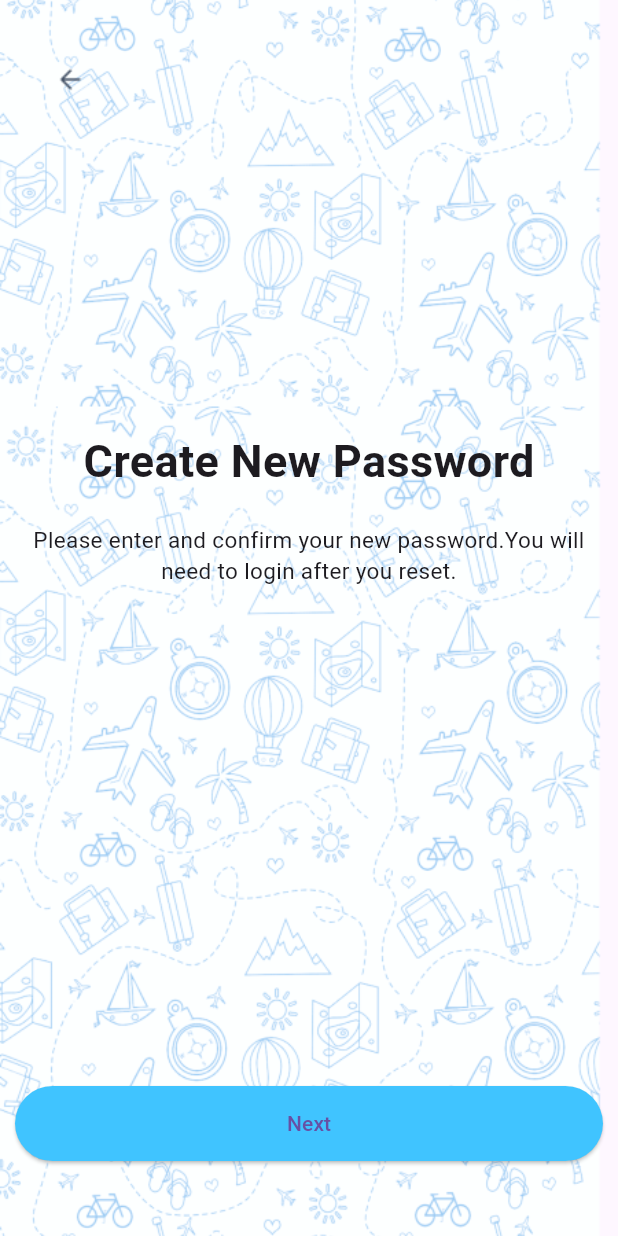
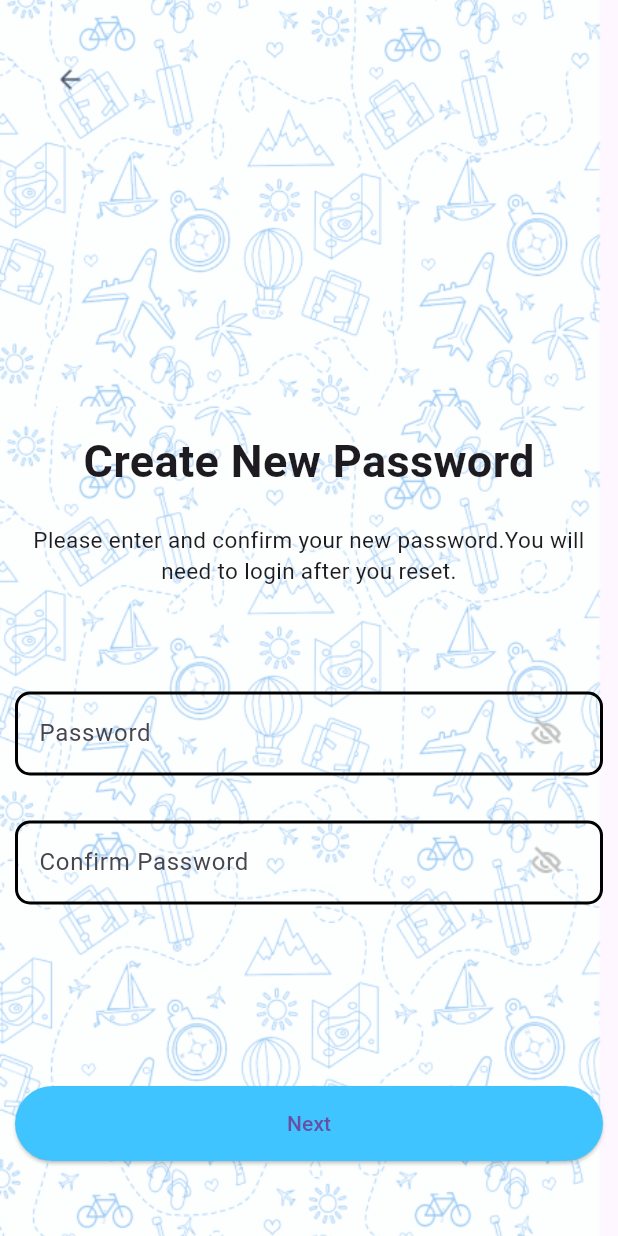
Before and after one commit to tiendung2306/MapSnap, a Flutter app: the CreateNewPassword screen opened directly, on a phone screen of 412 x 824 dp. Run offline on Flutter 3.47's test engine with Material 3 defaults, Android fonts, the light colour scheme and no system bars; our stand-ins replace camera, dropdown_button2, flutter_secure_storage, get_it, image_picker, shared_preferences; accounts and stored records are empty.

Commit message:
Forgot password, Verify email, Reset password completed

```diff
--- a/frontend/lib/Authentication/CreateNewPassword.dart
+++ b/frontend/lib/Authentication/CreateNewPassword.dart
@@ -6,11 +6,86 @@ import 'package:mapsnap_fe/Widget/passwordForm.dart';
 import 'package:mapsnap_fe/Widget/normalForm.dart';
 import 'package:mapsnap_fe/Widget/outline_IconButton.dart';
 import 'Finish.dart';
+import 'Service.dart';
+
+
+class CreateNewPassword extends StatefulWidget {
+  const CreateNewPassword({super.key});
+
+  @override
+  State<CreateNewPassword> createState() => _CreateNewPasswordState();
+}
+
+class _CreateNewPasswordState extends State<CreateNewPassword> {
+  final _authService = AuthService();
+
+  late TextEditingController _passwordController;
+  late TextEditingController _confirmController;
+
+  bool isPasswordInvalid = false;
+  bool isConfirmInvalid = false;
+
+  String isComplete = 'Missing info';
+  String errorMess = '';
+
+  void initState() {
+    _passwordController = TextEditingController();
+    _confirmController = TextEditingController();
+    super.initState();
+  }
+  void post_createPassword() async {
+    final resetPasswordToken = await _authService.getAccessToken();
+    final response = await _authService.ResetPassword(_passwordController.text, resetPasswordToken.token);
+    final int statusCode = response['statusCode'];
+    final data = response['data'];
+
+    if(statusCode == 204){
+      Navigator.pushReplacement(
+        context,
+        MaterialPageRoute(builder: (context) => SignIn()),
+      );
+    }
+
+    else{
+      isComplete = 'Invalid info';
+      setState(() {
+        errorMess = data['message'];
+      });
+    }
+  }
 
 
 
-class CreateNewPassword extends StatelessWidget {
-  const CreateNewPassword({super.key});
+  void createPassword(){
+    setState((){
+      isComplete = 'true';
+      isPasswordInvalid = false;
+      isConfirmInvalid = false;
+
+      if(_passwordController.text == ''){
+        isPasswordInvalid = true;
+        isComplete = 'Missing info';
+      }
+      if(_confirmController.text == '' || _confirmController.text != _passwordController.text){
+        isConfirmInvalid = true;
+        isComplete = 'Missing info';
+      }
+
+      if(isComplete != 'true'){
+        errorMess = 'Please fill out all infomation';
+        return;
+      }
+
+      post_createPassword();
+
+    });
+  }
+  @override
+  void dispose() {
+    _passwordController.dispose();
+    _confirmController.dispose();
+    super.dispose();
+  }
 
   @override
   Widget build(BuildContext context) {
@@ -65,26 +140,61 @@ class CreateNewPassword extends StatelessWidget {
                   ),
                 ),
               ),
+
+              if(isComplete != 'true')
+                Container(
+                  height: 40,
+                  child: Align(
+                    alignment: Alignment.center,
+                    child: Text(
+                      errorMess,
+                      style: TextStyle(
+                          color: Colors.red,
+                          fontSize: 20
+                      ),
+                    ),
+                  ),
+                )
+              else
+                SizedBox(height: 40),
               // Các ô nhập liệu
               Padding(
                 padding: const EdgeInsets.only(top: 30),
-                // child: passwordForm(label:'Password'),
+                child: passwordForm(label:'Password', controller: _passwordController,),
               ),
+              if(isPasswordInvalid)
+                Align(
+                  alignment: Alignment.centerRight,
+                  child: Text(
+                    'Please fill this infomation!',
+                    style: TextStyle(
+                        color: Colors.red
+                    ),
+                  ),
+                ),
               Padding(
                 padding: const EdgeInsets.only(top: 30),
-                // child: passwordForm(label:'Confirm Password'),
+                child: passwordForm(label:'Confirm Password', controller: _confirmController,),
               ),
+              if(isConfirmInvalid)
+                Align(
+                  alignment: Alignment.centerRight,
+                  child: Text(
+                    _passwordController.text == _confirmController.text ? 'Please fill this infomation!' : 'Unmatch password',
+                    style: TextStyle(
+                        color: Colors.red
+                    ),
+                  ),
+                ),
+
               Expanded(child: Container()),
 
-              // Nút Register
+              // Nút xác nhận
               Padding(
                 padding: const EdgeInsets.only(bottom: 40),
                 child: ElevatedButton(
                   onPressed: () {
-                    Navigator.pushReplacement(
-                      context,
-                      MaterialPageRoute(builder: (context) => SignIn()),
-                    );
+                    createPassword();
                   },
                   style: ElevatedButton.styleFrom(
                       minimumSize: Size(double.infinity, 50),
--- a/frontend/lib/main.dart
+++ b/frontend/lib/main.dart
@@ -40,7 +40,7 @@ class MyApp extends StatelessWidget {
       home: SafeArea(
         child: Scaffold(
           body: Container(
-            child: SignIn(),
+            child: ForgotPassword(),
             // child: generalSettings(),
             // child: helpScreen(),
             // child: MainScreenCamera(),
```
Also changed, not shown: frontend/lib/Authentication/ForgotPassword.dart (+6 -3 lines), frontend/lib/Authentication/Service.dart (+40 -12 lines), frontend/lib/Authentication/VerifyEmail.dart (+16 -10 lines), 2 other files.
